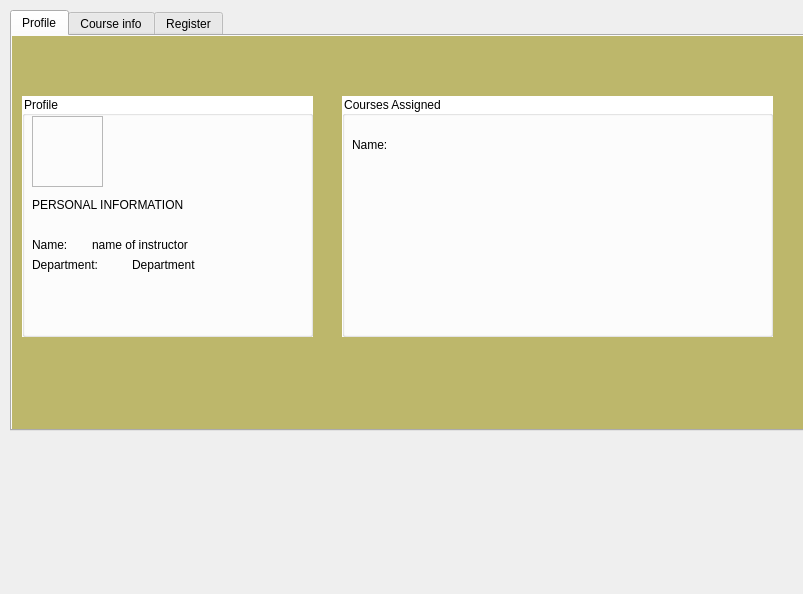
This is instructor.ui in ahmadqasembader/DBMS-project as Qt 5 draws it before an edit. The edited form follows.
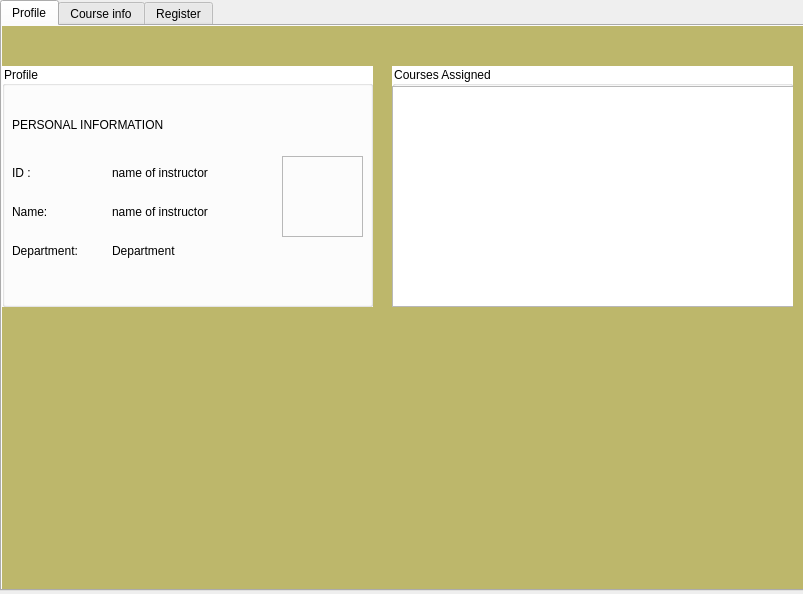
This is the edited form. Icons and pictures are not drawn.

Commit message: instructor UI first batch

The edit to the form file:
```diff
--- a/instructor.ui
+++ b/instructor.ui
@@ -12,39 +12,9 @@
   </property>
   <property name="palette">
    <palette>
-    <active>
-     <colorrole role="WindowText">
-      <brush brushstyle="SolidPattern">
-       <color alpha="255">
-        <red>0</red>
-        <green>0</green>
-        <blue>0</blue>
-       </color>
-      </brush>
-     </colorrole>
-    </active>
-    <inactive>
-     <colorrole role="WindowText">
-      <brush brushstyle="SolidPattern">
-       <color alpha="255">
-        <red>0</red>
-        <green>0</green>
-        <blue>0</blue>
-       </color>
-      </brush>
-     </colorrole>
-    </inactive>
-    <disabled>
-     <colorrole role="WindowText">
-      <brush brushstyle="SolidPattern">
-       <color alpha="96">
-        <red>164</red>
-        <green>166</green>
-        <blue>168</blue>
-       </color>
-      </brush>
-     </colorrole>
-    </disabled>
+    <active/>
+    <inactive/>
+    <disabled/>
    </palette>
   </property>
   <property name="windowTitle">
@@ -53,10 +23,10 @@
   <widget class="QTabWidget" name="tabWidget">
    <property name="geometry">
     <rect>
-     <x>10</x>
-     <y>10</y>
-     <width>801</width>
-     <height>421</height>
+     <x>0</x>
+     <y>0</y>
+     <width>841</width>
+     <height>591</height>
     </rect>
    </property>
    <property name="styleSheet">
@@ -74,97 +44,43 @@
     <widget class="QGroupBox" name="instructorprofile">
      <property name="geometry">
       <rect>
-       <x>10</x>
-       <y>60</y>
-       <width>291</width>
+       <x>0</x>
+       <y>40</y>
+       <width>371</width>
        <height>241</height>
       </rect>
      </property>
      <property name="palette">
       <palette>
        <active>
-        <colorrole role="Button">
+        <colorrole role="WindowText">
          <brush brushstyle="SolidPattern">
           <color alpha="255">
-           <red>255</red>
-           <green>255</green>
-           <blue>255</blue>
-          </color>
-         </brush>
-        </colorrole>
-        <colorrole role="Base">
-         <brush brushstyle="SolidPattern">
-          <color alpha="255">
-           <red>255</red>
-           <green>255</green>
-           <blue>255</blue>
-          </color>
-         </brush>
-        </colorrole>
-        <colorrole role="Window">
-         <brush brushstyle="SolidPattern">
-          <color alpha="255">
-           <red>255</red>
-           <green>255</green>
-           <blue>255</blue>
+           <red>0</red>
+           <green>0</green>
+           <blue>0</blue>
           </color>
          </brush>
         </colorrole>
        </active>
        <inactive>
-        <colorrole role="Button">
+        <colorrole role="WindowText">
          <brush brushstyle="SolidPattern">
           <color alpha="255">
-           <red>255</red>
-           <green>255</green>
-           <blue>255</blue>
-          </color>
-         </brush>
-        </colorrole>
-        <colorrole role="Base">
-         <brush brushstyle="SolidPattern">
-          <color alpha="255">
-           <red>255</red>
-           <green>255</green>
-           <blue>255</blue>
-          </color>
-         </brush>
-        </colorrole>
-        <colorrole role="Window">
-         <brush brushstyle="SolidPattern">
-          <color alpha="255">
-           <red>255</red>
-           <green>255</green>
-           <blue>255</blue>
+           <red>0</red>
+           <green>0</green>
+           <blue>0</blue>
           </color>
          </brush>
         </colorrole>
        </inactive>
        <disabled>
-        <colorrole role="Button">
+        <colorrole role="WindowText">
          <brush brushstyle="SolidPattern">
           <color alpha="255">
-           <red>255</red>
-           <green>255</green>
-           <blue>255</blue>
-          </color>
-         </brush>
-        </colorrole>
-        <colorrole role="Base">
-         <brush brushstyle="SolidPattern">
-          <color alpha="255">
-           <red>255</red>
-           <green>255</green>
-           <blue>255</blue>
-          </color>
-         </brush>
-        </colorrole>
-        <colorrole role="Window">
-         <brush brushstyle="SolidPattern">
-          <color alpha="255">
-           <red>255</red>
-           <green>255</green>
-           <blue>255</blue>
+           <red>190</red>
+           <green>190</green>
+           <blue>190</blue>
           </color>
          </brush>
         </colorrole>
@@ -182,10 +98,10 @@
      <widget class="QFrame" name="frame">
       <property name="geometry">
        <rect>
-        <x>10</x>
-        <y>20</y>
-        <width>71</width>
-        <height>71</height>
+        <x>280</x>
+        <y>90</y>
+        <width>81</width>
+        <height>81</height>
        </rect>
       </property>
       <property name="styleSheet">
@@ -198,193 +114,11 @@
        <enum>QFrame::Raised</enum>
       </property>
      </widget>
-     <widget class="QLabel" name="label">
-      <property name="geometry">
-       <rect>
-        <x>10</x>
-        <y>140</y>
-        <width>51</width>
-        <height>17</height>
-       </rect>
-      </property>
-      <property name="palette">
-       <palette>
-        <active/>
-        <inactive/>
-        <disabled/>
-       </palette>
-      </property>
-      <property name="text">
-       <string>Name: </string>
-      </property>
-     </widget>
-     <widget class="QLabel" name="label_2">
-      <property name="geometry">
-       <rect>
-        <x>10</x>
-        <y>160</y>
-        <width>91</width>
-        <height>17</height>
-       </rect>
-      </property>
-      <property name="palette">
-       <palette>
-        <active>
-         <colorrole role="WindowText">
-          <brush brushstyle="SolidPattern">
-           <color alpha="255">
-            <red>0</red>
-            <green>0</green>
-            <blue>0</blue>
-           </color>
-          </brush>
-         </colorrole>
-         <colorrole role="Text">
-          <brush brushstyle="SolidPattern">
-           <color alpha="255">
-            <red>0</red>
-            <green>0</green>
-            <blue>0</blue>
-           </color>
-          </brush>
-         </colorrole>
-         <colorrole role="ButtonText">
-          <brush brushstyle="SolidPattern">
-           <color alpha="255">
-            <red>0</red>
-            <green>0</green>
-            <blue>0</blue>
-           </color>
-          </brush>
-         </colorrole>
-         <colorrole role="PlaceholderText">
-          <brush brushstyle="NoBrush">
-           <color alpha="128">
-            <red>0</red>
-            <green>0</green>
-            <blue>0</blue>
-           </color>
-          </brush>
-         </colorrole>
-        </active>
-        <inactive>
-         <colorrole role="WindowText">
-          <brush brushstyle="SolidPattern">
-           <color alpha="255">
-            <red>0</red>
-            <green>0</green>
-            <blue>0</blue>
-           </color>
-          </brush>
-         </colorrole>
-         <colorrole role="Text">
-          <brush brushstyle="SolidPattern">
-           <color alpha="255">
-            <red>0</red>
-            <green>0</green>
-            <blue>0</blue>
-           </color>
-          </brush>
-         </colorrole>
-         <colorrole role="ButtonText">
-          <brush brushstyle="SolidPattern">
-           <color alpha="255">
-            <red>0</red>
-            <green>0</green>
-            <blue>0</blue>
-           </color>
-          </brush>
-         </colorrole>
-         <colorrole role="PlaceholderText">
-          <brush brushstyle="NoBrush">
-           <color alpha="128">
-            <red>0</red>
-            <green>0</green>
-            <blue>0</blue>
-           </color>
-          </brush>
-         </colorrole>
-        </inactive>
-        <disabled>
-         <colorrole role="WindowText">
-          <brush brushstyle="SolidPattern">
-           <color alpha="255">
-            <red>0</red>
-            <green>0</green>
-            <blue>0</blue>
-           </color>
-          </brush>
-         </colorrole>
-         <colorrole role="Text">
-          <brush brushstyle="SolidPattern">
-           <color alpha="255">
-            <red>0</red>
-            <green>0</green>
-            <blue>0</blue>
-           </color>
-          </brush>
-         </colorrole>
-         <colorrole role="ButtonText">
-          <brush brushstyle="SolidPattern">
-           <color alpha="255">
-            <red>0</red>
-            <green>0</green>
-            <blue>0</blue>
-           </color>
-          </brush>
-         </colorrole>
-         <colorrole role="PlaceholderText">
-          <brush brushstyle="NoBrush">
-           <color alpha="128">
-            <red>0</red>
-            <green>0</green>
-            <blue>0</blue>
-           </color>
-          </brush>
-         </colorrole>
-        </disabled>
-       </palette>
-      </property>
-      <property name="styleSheet">
-       <string notr="true">#label_2{
-	color: black
-}</string>
-      </property>
-      <property name="text">
-       <string>Department: </string>
-      </property>
-     </widget>
-     <widget class="QLabel" name="label_3">
-      <property name="geometry">
-       <rect>
-        <x>70</x>
-        <y>140</y>
-        <width>131</width>
-        <height>17</height>
-       </rect>
-      </property>
-      <property name="text">
-       <string>name of instructor</string>
-      </property>
-     </widget>
-     <widget class="QLabel" name="label_4">
-      <property name="geometry">
-       <rect>
-        <x>110</x>
-        <y>160</y>
-        <width>131</width>
-        <height>17</height>
-       </rect>
-      </property>
-      <property name="text">
-       <string>Department</string>
-      </property>
-     </widget>
      <widget class="QLabel" name="label_5">
       <property name="geometry">
        <rect>
         <x>10</x>
-        <y>100</y>
+        <y>50</y>
         <width>191</width>
         <height>17</height>
        </rect>
@@ -516,101 +250,482 @@
        <string>PERSONAL INFORMATION</string>
       </property>
      </widget>
+     <widget class="QWidget" name="">
+      <property name="geometry">
+       <rect>
+        <x>10</x>
+        <y>90</y>
+        <width>93</width>
+        <height>111</height>
+       </rect>
+      </property>
+      <layout class="QVBoxLayout" name="verticalLayout">
+       <item>
+        <widget class="QLabel" name="label_6">
+         <property name="palette">
+          <palette>
+           <active>
+            <colorrole role="WindowText">
+             <brush brushstyle="SolidPattern">
+              <color alpha="255">
+               <red>0</red>
+               <green>0</green>
+               <blue>0</blue>
+              </color>
+             </brush>
+            </colorrole>
+            <colorrole role="Text">
+             <brush brushstyle="SolidPattern">
+              <color alpha="255">
+               <red>0</red>
+               <green>0</green>
+               <blue>0</blue>
+              </color>
+             </brush>
+            </colorrole>
+            <colorrole role="ButtonText">
+             <brush brushstyle="SolidPattern">
+              <color alpha="255">
+               <red>0</red>
+               <green>0</green>
+               <blue>0</blue>
+              </color>
+             </brush>
+            </colorrole>
+            <colorrole role="PlaceholderText">
+             <brush brushstyle="NoBrush">
+              <color alpha="128">
+               <red>0</red>
+               <green>0</green>
+               <blue>0</blue>
+              </color>
+             </brush>
+            </colorrole>
+           </active>
+           <inactive>
+            <colorrole role="WindowText">
+             <brush brushstyle="SolidPattern">
+              <color alpha="255">
+               <red>0</red>
+               <green>0</green>
+               <blue>0</blue>
+              </color>
+             </brush>
+            </colorrole>
+            <colorrole role="Text">
+             <brush brushstyle="SolidPattern">
+              <color alpha="255">
+               <red>0</red>
+               <green>0</green>
+               <blue>0</blue>
+              </color>
+             </brush>
+            </colorrole>
+            <colorrole role="ButtonText">
+             <brush brushstyle="SolidPattern">
+              <color alpha="255">
+               <red>0</red>
+               <green>0</green>
+               <blue>0</blue>
+              </color>
+             </brush>
+            </colorrole>
+            <colorrole role="PlaceholderText">
+             <brush brushstyle="NoBrush">
+              <color alpha="128">
+               <red>0</red>
+               <green>0</green>
+               <blue>0</blue>
+              </color>
+             </brush>
+            </colorrole>
+           </inactive>
+           <disabled>
+            <colorrole role="WindowText">
+             <brush brushstyle="SolidPattern">
+              <color alpha="255">
+               <red>0</red>
+               <green>0</green>
+               <blue>0</blue>
+              </color>
+             </brush>
+            </colorrole>
+            <colorrole role="Text">
+             <brush brushstyle="SolidPattern">
+              <color alpha="255">
+               <red>0</red>
+               <green>0</green>
+               <blue>0</blue>
+              </color>
+             </brush>
+            </colorrole>
+            <colorrole role="ButtonText">
+             <brush brushstyle="SolidPattern">
+              <color alpha="255">
+               <red>0</red>
+               <green>0</green>
+               <blue>0</blue>
+              </color>
+             </brush>
+            </colorrole>
+            <colorrole role="PlaceholderText">
+             <brush brushstyle="NoBrush">
+              <color alpha="128">
+               <red>0</red>
+               <green>0</green>
+               <blue>0</blue>
+              </color>
+             </brush>
+            </colorrole>
+           </disabled>
+          </palette>
+         </property>
+         <property name="styleSheet">
+          <string notr="true">#label_2{
+	color: black
+}</string>
+         </property>
+         <property name="text">
+          <string>ID : </string>
+         </property>
+        </widget>
+       </item>
+       <item>
+        <widget class="QLabel" name="label_7">
+         <property name="palette">
+          <palette>
+           <active>
+            <colorrole role="WindowText">
+             <brush brushstyle="SolidPattern">
+              <color alpha="255">
+               <red>0</red>
+               <green>0</green>
+               <blue>0</blue>
+              </color>
+             </brush>
+            </colorrole>
+            <colorrole role="Text">
+             <brush brushstyle="SolidPattern">
+              <color alpha="255">
+               <red>0</red>
+               <green>0</green>
+               <blue>0</blue>
+              </color>
+             </brush>
+            </colorrole>
+            <colorrole role="ButtonText">
+             <brush brushstyle="SolidPattern">
+              <color alpha="255">
+               <red>0</red>
+               <green>0</green>
+               <blue>0</blue>
+              </color>
+             </brush>
+            </colorrole>
+            <colorrole role="PlaceholderText">
+             <brush brushstyle="NoBrush">
+              <color alpha="128">
+               <red>0</red>
+               <green>0</green>
+               <blue>0</blue>
+              </color>
+             </brush>
+            </colorrole>
+           </active>
+           <inactive>
+            <colorrole role="WindowText">
+             <brush brushstyle="SolidPattern">
+              <color alpha="255">
+               <red>0</red>
+               <green>0</green>
+               <blue>0</blue>
+              </color>
+             </brush>
+            </colorrole>
+            <colorrole role="Text">
+             <brush brushstyle="SolidPattern">
+              <color alpha="255">
+               <red>0</red>
+               <green>0</green>
+               <blue>0</blue>
+              </color>
+             </brush>
+            </colorrole>
+            <colorrole role="ButtonText">
+             <brush brushstyle="SolidPattern">
+              <color alpha="255">
+               <red>0</red>
+               <green>0</green>
+               <blue>0</blue>
+              </color>
+             </brush>
+            </colorrole>
+            <colorrole role="PlaceholderText">
+             <brush brushstyle="NoBrush">
+              <color alpha="128">
+               <red>0</red>
+               <green>0</green>
+               <blue>0</blue>
+              </color>
+             </brush>
+            </colorrole>
+           </inactive>
+           <disabled>
+            <colorrole role="WindowText">
+             <brush brushstyle="SolidPattern">
+              <color alpha="255">
+               <red>0</red>
+               <green>0</green>
+               <blue>0</blue>
+              </color>
+             </brush>
+            </colorrole>
+            <colorrole role="Text">
+             <brush brushstyle="SolidPattern">
+              <color alpha="255">
+               <red>0</red>
+               <green>0</green>
+               <blue>0</blue>
+              </color>
+             </brush>
+            </colorrole>
+            <colorrole role="ButtonText">
+             <brush brushstyle="SolidPattern">
+              <color alpha="255">
+               <red>0</red>
+               <green>0</green>
+               <blue>0</blue>
+              </color>
+             </brush>
+            </colorrole>
+            <colorrole role="PlaceholderText">
+             <brush brushstyle="NoBrush">
+              <color alpha="128">
+               <red>0</red>
+               <green>0</green>
+               <blue>0</blue>
+              </color>
+             </brush>
+            </colorrole>
+           </disabled>
+          </palette>
+         </property>
+         <property name="styleSheet">
+          <string notr="true">#label_2{
+	color: black
+}</string>
+         </property>
+         <property name="text">
+          <string>Name: </string>
+         </property>
+        </widget>
+       </item>
+       <item>
+        <widget class="QLabel" name="label_2">
+         <property name="palette">
+          <palette>
+           <active>
+            <colorrole role="WindowText">
+             <brush brushstyle="SolidPattern">
+              <color alpha="255">
+               <red>0</red>
+               <green>0</green>
+               <blue>0</blue>
+              </color>
+             </brush>
+            </colorrole>
+            <colorrole role="Text">
+             <brush brushstyle="SolidPattern">
+              <color alpha="255">
+               <red>0</red>
+               <green>0</green>
+               <blue>0</blue>
+              </color>
+             </brush>
+            </colorrole>
+            <colorrole role="ButtonText">
+             <brush brushstyle="SolidPattern">
+              <color alpha="255">
+               <red>0</red>
+               <green>0</green>
+               <blue>0</blue>
+              </color>
+             </brush>
+            </colorrole>
+            <colorrole role="PlaceholderText">
+             <brush brushstyle="SolidPattern">
+              <color alpha="255">
+               <red>0</red>
+               <green>0</green>
+               <blue>0</blue>
+              </color>
+             </brush>
+            </colorrole>
+           </active>
+           <inactive>
+            <colorrole role="WindowText">
+             <brush brushstyle="SolidPattern">
+              <color alpha="255">
+               <red>0</red>
+               <green>0</green>
+               <blue>0</blue>
+              </color>
+             </brush>
+            </colorrole>
+            <colorrole role="Text">
+             <brush brushstyle="SolidPattern">
+              <color alpha="255">
+               <red>0</red>
+               <green>0</green>
+               <blue>0</blue>
+              </color>
+             </brush>
+            </colorrole>
+            <colorrole role="ButtonText">
+             <brush brushstyle="SolidPattern">
+              <color alpha="255">
+               <red>0</red>
+               <green>0</green>
+               <blue>0</blue>
+              </color>
+             </brush>
+            </colorrole>
+            <colorrole role="PlaceholderText">
+             <brush brushstyle="SolidPattern">
+              <color alpha="255">
+               <red>0</red>
+               <green>0</green>
+               <blue>0</blue>
+              </color>
+             </brush>
+            </colorrole>
+           </inactive>
+           <disabled>
+            <colorrole role="WindowText">
+             <brush brushstyle="SolidPattern">
+              <color alpha="255">
+               <red>0</red>
+               <green>0</green>
+               <blue>0</blue>
+              </color>
+             </brush>
+            </colorrole>
+            <colorrole role="Text">
+             <brush brushstyle="SolidPattern">
+              <color alpha="255">
+               <red>0</red>
+               <green>0</green>
+               <blue>0</blue>
+              </color>
+             </brush>
+            </colorrole>
+            <colorrole role="ButtonText">
+             <brush brushstyle="SolidPattern">
+              <color alpha="255">
+               <red>0</red>
+               <green>0</green>
+               <blue>0</blue>
+              </color>
+             </brush>
+            </colorrole>
+            <colorrole role="PlaceholderText">
+             <brush brushstyle="SolidPattern">
+              <color alpha="255">
+               <red>0</red>
+               <green>0</green>
+               <blue>0</blue>
+              </color>
+             </brush>
+            </colorrole>
+           </disabled>
+          </palette>
+         </property>
+         <property name="styleSheet">
+          <string notr="true">#label_2{
+	color: black
+}</string>
+         </property>
+         <property name="text">
+          <string>Department: </string>
+         </property>
+        </widget>
+       </item>
+      </layout>
+     </widget>
+     <widget class="QWidget" name="">
+      <property name="geometry">
+       <rect>
+        <x>110</x>
+        <y>90</y>
+        <width>161</width>
+        <height>111</height>
+       </rect>
+      </property>
+      <layout class="QVBoxLayout" name="verticalLayout_2">
+       <item>
+        <widget class="QLabel" name="label_3">
+         <property name="text">
+          <string>name of instructor</string>
+         </property>
+        </widget>
+       </item>
+       <item>
+        <widget class="QLabel" name="label_8">
+         <property name="text">
+          <string>name of instructor</string>
+         </property>
+        </widget>
+       </item>
+       <item>
+        <widget class="QLabel" name="label_4">
+         <property name="text">
+          <string>Department</string>
+         </property>
+        </widget>
+       </item>
+      </layout>
+     </widget>
     </widget>
     <widget class="QGroupBox" name="courses_assigned">
      <property name="geometry">
       <rect>
-       <x>330</x>
-       <y>60</y>
-       <width>431</width>
+       <x>390</x>
+       <y>40</y>
+       <width>401</width>
        <height>241</height>
       </rect>
      </property>
      <property name="palette">
       <palette>
        <active>
-        <colorrole role="Button">
+        <colorrole role="WindowText">
          <brush brushstyle="SolidPattern">
           <color alpha="255">
-           <red>255</red>
-           <green>255</green>
-           <blue>255</blue>
-          </color>
-         </brush>
-        </colorrole>
-        <colorrole role="Base">
-         <brush brushstyle="SolidPattern">
-          <color alpha="255">
-           <red>255</red>
-           <green>255</green>
-           <blue>255</blue>
-          </color>
-         </brush>
-        </colorrole>
-        <colorrole role="Window">
-         <brush brushstyle="SolidPattern">
-          <color alpha="255">
-           <red>255</red>
-           <green>255</green>
-           <blue>255</blue>
+           <red>0</red>
+           <green>0</green>
+           <blue>0</blue>
           </color>
          </brush>
         </colorrole>
        </active>
        <inactive>
-        <colorrole role="Button">
+        <colorrole role="WindowText">
          <brush brushstyle="SolidPattern">
           <color alpha="255">
-           <red>255</red>
-           <green>255</green>
-           <blue>255</blue>
-          </color>
-         </brush>
-        </colorrole>
-        <colorrole role="Base">
-         <brush brushstyle="SolidPattern">
-          <color alpha="255">
-           <red>255</red>
-           <green>255</green>
-           <blue>255</blue>
-          </color>
-         </brush>
-        </colorrole>
-        <colorrole role="Window">
-         <brush brushstyle="SolidPattern">
-          <color alpha="255">
-           <red>255</red>
-           <green>255</green>
-           <blue>255</blue>
+           <red>0</red>
+           <green>0</green>
+           <blue>0</blue>
           </color>
          </brush>
         </colorrole>
        </inactive>
        <disabled>
-        <colorrole role="Button">
+        <colorrole role="WindowText">
          <brush brushstyle="SolidPattern">
           <color alpha="255">
-           <red>255</red>
-           <green>255</green>
-           <blue>255</blue>
-          </color>
-         </brush>
-        </colorrole>
-        <colorrole role="Base">
-         <brush brushstyle="SolidPattern">
-          <color alpha="255">
-           <red>255</red>
-           <green>255</green>
-           <blue>255</blue>
-          </color>
-         </brush>
-        </colorrole>
-        <colorrole role="Window">
-         <brush brushstyle="SolidPattern">
-          <color alpha="255">
-           <red>255</red>
-           <green>255</green>
-           <blue>255</blue>
+           <red>190</red>
+           <green>190</green>
+           <blue>190</blue>
           </color>
          </brush>
         </colorrole>
@@ -625,55 +740,15 @@
      <property name="title">
       <string>Courses Assigned</string>
      </property>
-     <widget class="QLabel" name="label_21">
+     <widget class="QTableWidget" name="tableWidget">
       <property name="geometry">
        <rect>
-        <x>10</x>
-        <y>40</y>
-        <width>67</width>
-        <height>17</height>
+        <x>0</x>
+        <y>20</y>
+        <width>421</width>
+        <height>221</height>
        </rect>
       </property>
-      <property name="palette">
-       <palette>
-        <active>
-         <colorrole role="WindowText">
-          <brush brushstyle="SolidPattern">
-           <color alpha="255">
-            <red>0</red>
-            <green>0</green>
-            <blue>0</blue>
-           </color>
-          </brush>
-         </colorrole>
-        </active>
-        <inactive>
-         <colorrole role="WindowText">
-          <brush brushstyle="SolidPattern">
-           <color alpha="255">
-            <red>0</red>
-            <green>0</green>
-            <blue>0</blue>
-           </color>
-          </brush>
-         </colorrole>
-        </inactive>
-        <disabled>
-         <colorrole role="WindowText">
-          <brush brushstyle="SolidPattern">
-           <color alpha="96">
-            <red>164</red>
-            <green>166</green>
-            <blue>168</blue>
-           </color>
-          </brush>
-         </colorrole>
-        </disabled>
-       </palette>
-      </property>
-      <property name="text">
-       <string>Name: </string>
-      </property>
      </widget>
     </widget>
    </widget>
```
The commit also changes 2 other files.
